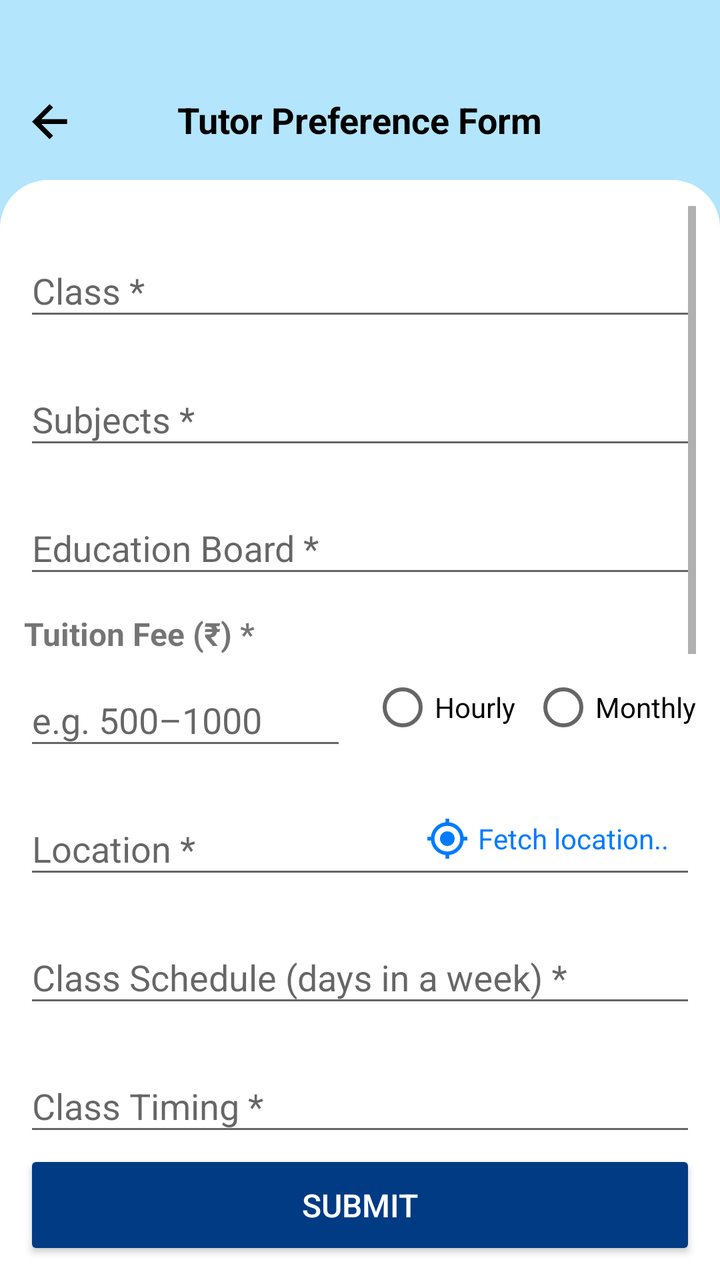
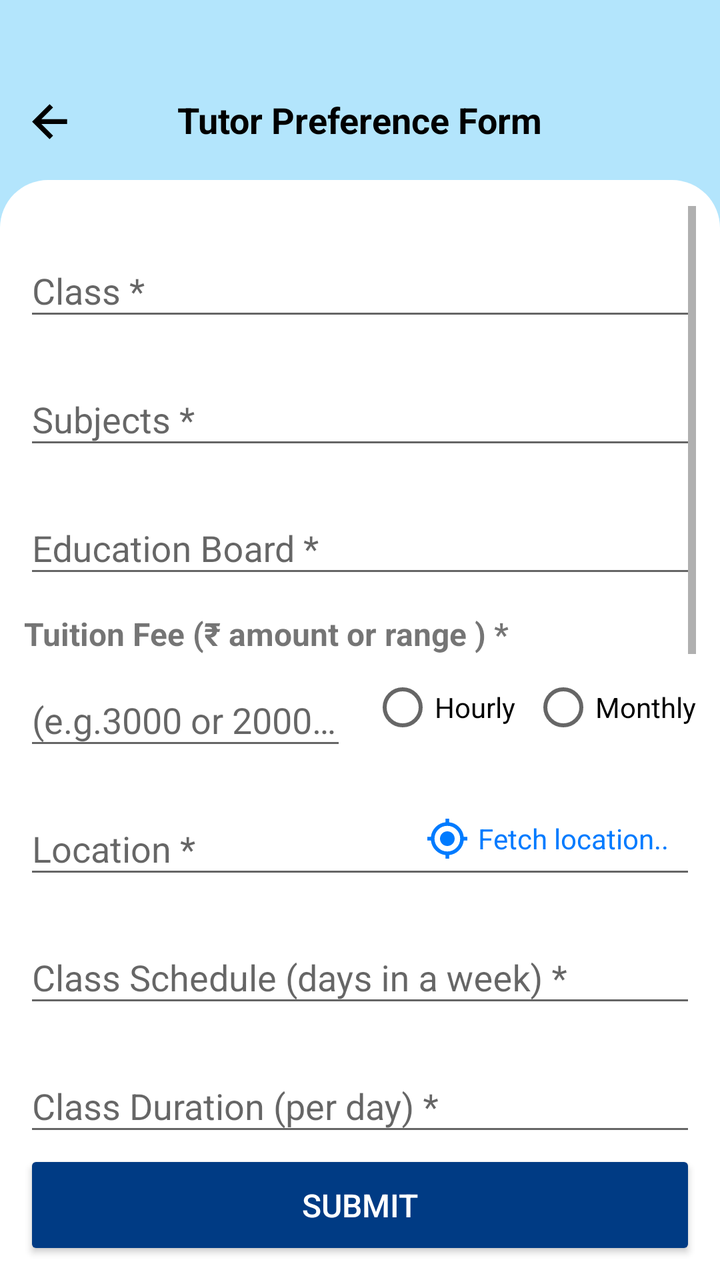

Compare the two renders of this Android layout. The source of the first and the diff that turns it into the second are given below.
<!-- AndroidManifest.xml: application theme Theme.Seekshakcom -->
<!-- res/layout/activity_add_post.xml -->
<?xml version="1.0" encoding="utf-8"?>
<androidx.constraintlayout.widget.ConstraintLayout
    xmlns:android="http://schemas.android.com/apk/res/android"
    xmlns:app="http://schemas.android.com/apk/res-auto"
    android:id="@+id/rootLayout"
    android:fitsSystemWindows="true"
    android:layout_width="match_parent"
    android:layout_height="match_parent"
    android:background="#B3E5FC"
    android:paddingTop="30dp">

    <RelativeLayout
        android:id="@+id/header"
        android:layout_width="0dp"
        android:layout_height="60dp"
        android:background="#B3E5FC"
        android:padding="12dp"
        app:layout_constraintTop_toTopOf="parent"
        app:layout_constraintStart_toStartOf="parent"
        app:layout_constraintEnd_toEndOf="parent">

        <ImageView
            android:id="@+id/backArrow"
            android:layout_width="24dp"
            android:layout_height="24dp"
            android:layout_alignParentStart="true"
            android:layout_centerVertical="true"
            android:src="@drawable/ic_back_arrow"
            android:layout_marginTop="8dp"
            android:contentDescription="Back" />

        <TextView
            android:id="@+id/headerTitle"
            android:layout_width="wrap_content"
            android:layout_height="wrap_content"
            android:text="Tutor Preference Form"
            android:textSize="18sp"
            android:textColor="#000000"
            android:layout_centerVertical="true"
            android:layout_centerInParent="true"
            android:textStyle="bold" />


    </RelativeLayout>


    <ScrollView
        android:id="@+id/scrollView"
        android:layout_width="0dp"
        android:layout_height="0dp"
        android:fillViewport="true"
        android:overScrollMode="ifContentScrolls"
        android:background="@drawable/form_bg"
        android:paddingTop="13dp"
        android:paddingHorizontal="12dp"
        app:layout_constraintTop_toBottomOf="@id/header"
        app:layout_constraintBottom_toTopOf="@id/submitButton"
        app:layout_constraintStart_toStartOf="parent"
        app:layout_constraintEnd_toEndOf="parent">


        <LinearLayout
            android:layout_width="match_parent"
            android:layout_height="wrap_content"
            android:orientation="vertical"
            android:paddingBottom="80dp"
            android:layout_marginTop="10dp">

            
            <com.google.android.material.textfield.TextInputLayout
                android:layout_width="match_parent"
                android:layout_height="wrap_content"
                android:hint="Class *"
                android:layout_marginBottom="12dp">

                <com.google.android.material.textfield.MaterialAutoCompleteTextView
                    android:id="@+id/classEditText"
                    android:layout_width="match_parent"
                    android:layout_height="wrap_content"
                    android:inputType="text"
                    android:imeOptions="actionNext"
                    android:maxLines="1"
                    android:completionThreshold="0" />
            </com.google.android.material.textfield.TextInputLayout>

            
            <com.google.android.material.textfield.TextInputLayout
                android:layout_width="match_parent"
                android:layout_height="wrap_content"
                android:hint="Subjects *"
                android:layout_marginBottom="12dp">

                <com.google.android.material.textfield.MaterialAutoCompleteTextView
                    android:id="@+id/subjectEditText"
                    android:layout_width="match_parent"
                    android:layout_height="wrap_content"
                    android:inputType="text"
                    android:imeOptions="actionNext"
                    android:maxLines="2"
                    android:completionThreshold="0" />
            </com.google.android.material.textfield.TextInputLayout>

            
            <com.google.android.material.textfield.TextInputLayout
                android:layout_width="match_parent"
                android:layout_height="wrap_content"
                android:hint="Education Board *"
                android:layout_marginBottom="12dp">

                <com.google.android.material.textfield.MaterialAutoCompleteTextView
                    android:id="@+id/edu_board"
                    android:layout_width="match_parent"
                    android:layout_height="wrap_content"
                    android:maxLines="1"
                    android:completionThreshold="0"
                    android:inputType="text"
                    android:imeOptions="actionNext" />
            </com.google.android.material.textfield.TextInputLayout>

            
            <TextView
                android:layout_width="wrap_content"
                android:layout_height="wrap_content"
                android:text="Tuition Fee (₹) *"
                android:textStyle="bold"
                android:textSize="16sp" />

            <LinearLayout
                android:layout_width="match_parent"
                android:layout_height="wrap_content"
                android:orientation="horizontal"
                android:gravity="center_vertical"
                android:layout_marginBottom="12dp">

                <com.google.android.material.textfield.TextInputLayout
                    android:layout_width="0dp"
                    android:layout_height="wrap_content"
                    android:layout_weight="1"
                    android:hint="e.g. 500–1000">

                    <com.google.android.material.textfield.TextInputEditText
                        android:id="@+id/feeEditText"
                        android:layout_width="match_parent"
                        android:layout_height="wrap_content"
                        android:maxLines="1"
                        android:inputType="text"
                        android:imeOptions="actionNext" />
                </com.google.android.material.textfield.TextInputLayout>

                <RadioGroup
                    android:id="@+id/feeTypeRadioGroup"
                    android:layout_width="wrap_content"
                    android:layout_height="wrap_content"
                    android:orientation="horizontal"
                    android:layout_marginStart="12dp">

                    <RadioButton
                        android:id="@+id/radioHourly"
                        android:layout_width="wrap_content"
                        android:layout_height="wrap_content"
                        android:text="Hourly" />

                    <RadioButton
                        android:id="@+id/radioMonthly"
                        android:layout_width="wrap_content"
                        android:layout_height="wrap_content"
                        android:text="Monthly"
                        android:layout_marginStart="8dp" />
                </RadioGroup>
            </LinearLayout>

            <LinearLayout
                android:layout_width="match_parent"
                android:layout_height="wrap_content"
                android:orientation="horizontal"
                android:layout_marginBottom="12dp">




                <RelativeLayout
                    android:layout_width="match_parent"
                    android:layout_height="wrap_content"
                    android:layout_marginBottom="0dp">


                    <com.google.android.material.textfield.TextInputLayout
                        android:id="@+id/locationInputLayout"
                        android:layout_width="match_parent"
                        android:layout_height="wrap_content"
                        android:hint="Location *">

                        <com.google.android.material.textfield.MaterialAutoCompleteTextView
                            android:id="@+id/locationEditText"
                            android:layout_width="match_parent"
                            android:layout_height="wrap_content"
                            android:inputType="none"
                            android:focusable="false"
                            android:clickable="false"
                            android:enabled="true"
                            android:paddingEnd="96dp" />
                    </com.google.android.material.textfield.TextInputLayout>

                    
                    <TextView
                        android:id="@+id/fetchLocationButton"
                        android:layout_width="wrap_content"
                        android:layout_height="wrap_content"
                        android:layout_alignEnd="@id/locationInputLayout"
                        android:layout_alignBottom="@id/locationInputLayout"
                        android:layout_marginEnd="8dp"
                        android:layout_marginBottom="8dp"
                        android:padding="6dp"
                        android:text="Fetch location.."
                        android:textColor="#007BFF"
                        android:textSize="14sp"
                        android:drawableStart="@drawable/ic_use_location"
                        android:drawablePadding="4dp"
                        android:background="?attr/selectableItemBackground"
                        android:gravity="center"
                        android:clickable="true"
                        android:focusable="true" />
                </RelativeLayout>




            </LinearLayout>


            
            <com.google.android.material.textfield.TextInputLayout
                android:layout_width="match_parent"
                android:layout_height="wrap_content"
                android:hint="Class Schedule (days in a week) *"
                android:layout_marginBottom="12dp">

                <com.google.android.material.textfield.MaterialAutoCompleteTextView
                    android:id="@+id/classScheduleEditText"
                    android:layout_width="match_parent"
                    android:layout_height="wrap_content"
                    android:maxLines="1"
                    android:inputType="textCapWords"
                    android:imeOptions="actionNext"
                    android:completionThreshold="0" />
            </com.google.android.material.textfield.TextInputLayout>

            
            <com.google.android.material.textfield.TextInputLayout
                android:layout_width="match_parent"
                android:layout_height="wrap_content"
                android:hint="Class Timing *"
                android:layout_marginBottom="12dp">

                <com.google.android.material.textfield.MaterialAutoCompleteTextView
                    android:id="@+id/classTimingEditText"
                    android:layout_width="match_parent"
                    android:layout_height="wrap_content"
                    android:maxLines="1"
                    android:imeOptions="actionNext"
                    android:completionThreshold="0"
                    android:inputType="text" />
            </com.google.android.material.textfield.TextInputLayout>

            
            <com.google.android.material.textfield.TextInputLayout
                android:layout_width="match_parent"
                android:layout_height="wrap_content"
                android:hint="Gender Preference *"
                android:layout_marginBottom="12dp">

                <com.google.android.material.textfield.MaterialAutoCompleteTextView
                    android:id="@+id/genderSpinner"
                    android:layout_width="match_parent"
                    android:layout_height="wrap_content"
                    android:completionThreshold="0"
                    android:imeOptions="actionNext"
                    android:inputType="text"
                    android:maxLines="1" />

            </com.google.android.material.textfield.TextInputLayout>

            

            <com.google.android.material.textfield.TextInputLayout
                android:layout_width="match_parent"
                android:layout_height="wrap_content"
                android:hint="Mode of Class *"
                android:layout_marginBottom="12dp">

                <com.google.android.material.textfield.MaterialAutoCompleteTextView
                    android:id="@+id/modeOfClassesSpinner"
                    android:layout_width="match_parent"
                    android:layout_height="wrap_content"
                    android:maxLines="1"
                    android:inputType="text"
                    android:imeOptions="actionNext"
                    android:completionThreshold="0"/>
            </com.google.android.material.textfield.TextInputLayout>

            
            <com.google.android.material.textfield.TextInputLayout
                android:layout_width="match_parent"
                android:layout_height="wrap_content"
                android:hint="Minimum Qualification *"
                android:layout_marginBottom="12dp">

                <com.google.android.material.textfield.MaterialAutoCompleteTextView
                    android:id="@+id/minQualificationEditText"
                    android:layout_width="match_parent"
                    android:layout_height="wrap_content"
                    android:inputType="text"
                    android:maxLines="1"
                    android:imeOptions="actionNext"
                    android:completionThreshold="0"/>
            </com.google.android.material.textfield.TextInputLayout>

            
            <com.google.android.material.textfield.TextInputLayout
                android:layout_width="match_parent"
                android:layout_height="wrap_content"
                android:hint="Demo Class Date ( if any )"
                android:layout_marginBottom="12dp"
                app:endIconMode="custom"
                app:endIconDrawable="@drawable/ic_calendar"
                app:endIconContentDescription="Select Date">

                <com.google.android.material.textfield.TextInputEditText
                    android:id="@+id/demoClassDateEditText"
                    android:layout_width="match_parent"
                    android:layout_height="wrap_content"
                    android:focusable="false"
                    android:imeOptions="actionNext"
                    android:clickable="true"
                    android:inputType="none"/>
            </com.google.android.material.textfield.TextInputLayout>

            
            <com.google.android.material.textfield.TextInputLayout
                android:layout_width="match_parent"
                android:layout_height="wrap_content"
                android:hint="Special Requirements (if any)"
                android:layout_marginBottom="130dp">

                <com.google.android.material.textfield.MaterialAutoCompleteTextView
                    android:id="@+id/specialRequirementEditText"
                    android:layout_width="match_parent"
                    android:layout_height="wrap_content"
                    android:inputType="text"
                    android:maxLines="2"
                    android:imeOptions="actionDone"
                    android:completionThreshold="1"
                    android:dropDownHeight="200dp" />
            </com.google.android.material.textfield.TextInputLayout>




        </LinearLayout>
    </ScrollView>
    <View
        android:id="@+id/whiteBackgroundBottom"
        android:layout_width="0dp"
        android:layout_height="70dp"
        android:background="@android:color/white"
        app:layout_constraintBottom_toBottomOf="parent"
        app:layout_constraintStart_toStartOf="parent"
        app:layout_constraintEnd_toEndOf="parent" />

        
        <Button
            android:id="@+id/submitButton"
            android:layout_width="match_parent"
            android:layout_height="55dp"
            android:text="SUBMIT"
            android:backgroundTint="#003B84"
            android:textColor="@color/white"
            android:textSize="16sp"
            android:layout_marginBottom="10dp"
            android:layout_marginHorizontal="12dp"
            app:layout_constraintStart_toStartOf="parent"
            app:layout_constraintEnd_toEndOf="parent"
            app:layout_constraintBottom_toBottomOf="parent"/>


</androidx.constraintlayout.widget.ConstraintLayout>
<!-- resources referenced by this layout -->
<resources>
  <color name="white">#FFFFFFFF</color>
  <!-- drawable form_bg (drawable) -->
  <?xml version="1.0" encoding="utf-8"?>
  <shape xmlns:android="http://schemas.android.com/apk/res/android" android:shape="rectangle">
      <solid android:color="#FFFFFF" /> 
  
      <corners
          android:topLeftRadius="24dp"
          android:topRightRadius="24dp"
          android:bottomLeftRadius="0dp"
          android:bottomRightRadius="0dp" />
  </shape>
  <!-- drawable ic_back_arrow (drawable) -->
  <vector xmlns:android="http://schemas.android.com/apk/res/android"
      android:width="24dp"
      android:height="24dp"
      android:viewportWidth="900"
      android:viewportHeight="900">
    <path
        android:pathData="m326.15,525.5 l218.74,218.74L480,808.13 151.87,480 480,151.87l64.89,63.89L326.15,434.5h481.98v91L326.15,525.5Z"
        android:fillColor="#000000"/>
  </vector>
  <!-- drawable ic_calendar (drawable) -->
  <vector xmlns:android="http://schemas.android.com/apk/res/android"
      android:width="24dp"
      android:height="24dp"
      android:viewportWidth="960"
      android:viewportHeight="960">
    <path
        android:pathData="M202.87,888.13q-37.78,0 -64.39,-26.61t-26.61,-64.39v-554.26q0,-37.78 26.61,-64.39t64.39,-26.61L240,151.87v-80h85.5v80h309v-80L720,71.87v80h37.13q37.78,0 64.39,26.61t26.61,64.39v554.26q0,37.78 -26.61,64.39t-64.39,26.61L202.87,888.13ZM202.87,797.13h554.26L757.13,400L202.87,400v397.13ZM202.87,320h554.26v-77.13L202.87,242.87L202.87,320ZM202.87,320v-77.13L202.87,320ZM480,561.91q-17.81,0 -29.86,-12.05T438.09,520q0,-17.81 12.05,-29.86T480,478.09q17.81,0 29.86,12.05T521.91,520q0,17.81 -12.05,29.86T480,561.91ZM320,561.91q-17.81,0 -29.86,-12.05T278.09,520q0,-17.81 12.05,-29.86T320,478.09q17.81,0 29.86,12.05T361.91,520q0,17.81 -12.05,29.86T320,561.91ZM640,561.91q-17.48,0 -29.7,-12.05 -12.21,-12.05 -12.21,-29.86t12.21,-29.86q12.22,-12.05 29.82,-12.05t29.7,12.05q12.09,12.05 12.09,29.86t-12.05,29.86q-12.05,12.05 -29.86,12.05ZM480,721.91q-17.81,0 -29.86,-12.21 -12.05,-12.22 -12.05,-29.82t12.05,-29.7q12.05,-12.09 29.86,-12.09t29.86,12.05q12.05,12.05 12.05,29.86 0,17.48 -12.05,29.7 -12.05,12.21 -29.86,12.21ZM320,721.91q-17.81,0 -29.86,-12.21 -12.05,-12.22 -12.05,-29.82t12.05,-29.7q12.05,-12.09 29.86,-12.09t29.86,12.05q12.05,12.05 12.05,29.86 0,17.48 -12.05,29.7 -12.05,12.21 -29.86,12.21ZM640,721.91q-17.48,0 -29.7,-12.21 -12.21,-12.22 -12.21,-29.82t12.21,-29.7q12.22,-12.09 29.82,-12.09t29.7,12.05q12.09,12.05 12.09,29.86 0,17.48 -12.05,29.7 -12.05,12.21 -29.86,12.21Z"
        android:fillColor="#174EA6"/>
  </vector>
  <!-- drawable ic_use_location (drawable) -->
  <vector xmlns:android="http://schemas.android.com/apk/res/android"
      android:width="22dp"
      android:height="22dp"
      android:viewportWidth="960"
      android:viewportHeight="960">
    <path
        android:pathData="M440,918v-80q-125,-14 -214.5,-103.5T122,520L42,520v-80h80q14,-125 103.5,-214.5T440,122v-80h80v80q125,14 214.5,103.5T838,440h80v80h-80q-14,125 -103.5,214.5T520,838v80h-80ZM480,760q116,0 198,-82t82,-198q0,-116 -82,-198t-198,-82q-116,0 -198,82t-82,198q0,116 82,198t198,82ZM480,640q-66,0 -113,-47t-47,-113q0,-66 47,-113t113,-47q66,0 113,47t47,113q0,66 -47,113t-113,47Z"
        android:fillColor="#007BFF"/>
  </vector>
  <style name="Theme.Seekshakcom" parent="Theme.AppCompat.Light.NoActionBar">
          
          <item name="colorPrimary">@color/black</item>
          <item name="colorPrimaryDark">@color/purple_700</item>
          <item name="colorAccent">@color/teal_200</item>
  
      </style>
  <color name="black">#FF000000</color>
  <color name="purple_700">#FF3700B3</color>
  <color name="teal_200">#FF03DAC5</color>
</resources>

<!-- the commit's change to res/layout/activity_add_post.xml (unified diff, before → after) -->
@@ -121,7 +121,7 @@
             <TextView
                 android:layout_width="wrap_content"
                 android:layout_height="wrap_content"
-                android:text="Tuition Fee (₹) *"
+                android:text="Tuition Fee (₹ amount or range ) *"
                 android:textStyle="bold"
                 android:textSize="16sp" />
 
@@ -136,7 +136,7 @@
                     android:layout_width="0dp"
                     android:layout_height="wrap_content"
                     android:layout_weight="1"
-                    android:hint="e.g. 500–1000">
+                    android:hint="(e.g.3000 or 2000–3000)">
 
                     <com.google.android.material.textfield.TextInputEditText
                         android:id="@+id/feeEditText"
@@ -249,7 +249,7 @@
             <com.google.android.material.textfield.TextInputLayout
                 android:layout_width="match_parent"
                 android:layout_height="wrap_content"
-                android:hint="Class Timing *"
+                android:hint="Class Duration (per day) *"
                 android:layout_marginBottom="12dp">
 
                 <com.google.android.material.textfield.MaterialAutoCompleteTextView
@@ -281,7 +281,23 @@
             </com.google.android.material.textfield.TextInputLayout>
 
             
-
+            <com.google.android.material.textfield.TextInputLayout
+                android:layout_width="match_parent"
+                android:layout_height="wrap_content"
+                android:hint="Minimum Qualification *"
+                android:layout_marginBottom="12dp">
+
+                <com.google.android.material.textfield.MaterialAutoCompleteTextView
+                    android:id="@+id/minQualificationEditText"
+                    android:layout_width="match_parent"
+                    android:layout_height="wrap_content"
+                    android:inputType="text"
+                    android:maxLines="1"
+                    android:imeOptions="actionNext"
+                    android:completionThreshold="0"/>
+            </com.google.android.material.textfield.TextInputLayout>
+
+            
             <com.google.android.material.textfield.TextInputLayout
                 android:layout_width="match_parent"
                 android:layout_height="wrap_content"
@@ -294,23 +310,6 @@
                     android:layout_height="wrap_content"
                     android:maxLines="1"
                     android:inputType="text"
-                    android:imeOptions="actionNext"
-                    android:completionThreshold="0"/>
-            </com.google.android.material.textfield.TextInputLayout>
-
-            
-            <com.google.android.material.textfield.TextInputLayout
-                android:layout_width="match_parent"
-                android:layout_height="wrap_content"
-                android:hint="Minimum Qualification *"
-                android:layout_marginBottom="12dp">
-
-                <com.google.android.material.textfield.MaterialAutoCompleteTextView
-                    android:id="@+id/minQualificationEditText"
-                    android:layout_width="match_parent"
-                    android:layout_height="wrap_content"
-                    android:inputType="text"
-                    android:maxLines="1"
                     android:imeOptions="actionNext"
                     android:completionThreshold="0"/>
             </com.google.android.material.textfield.TextInputLayout>
